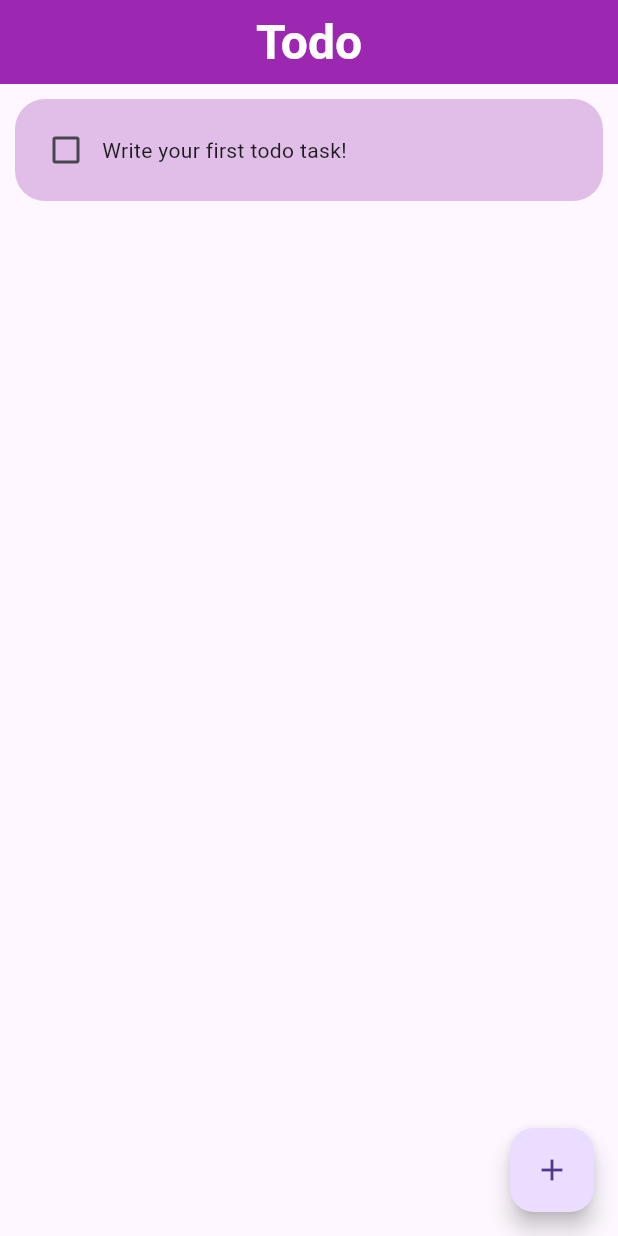
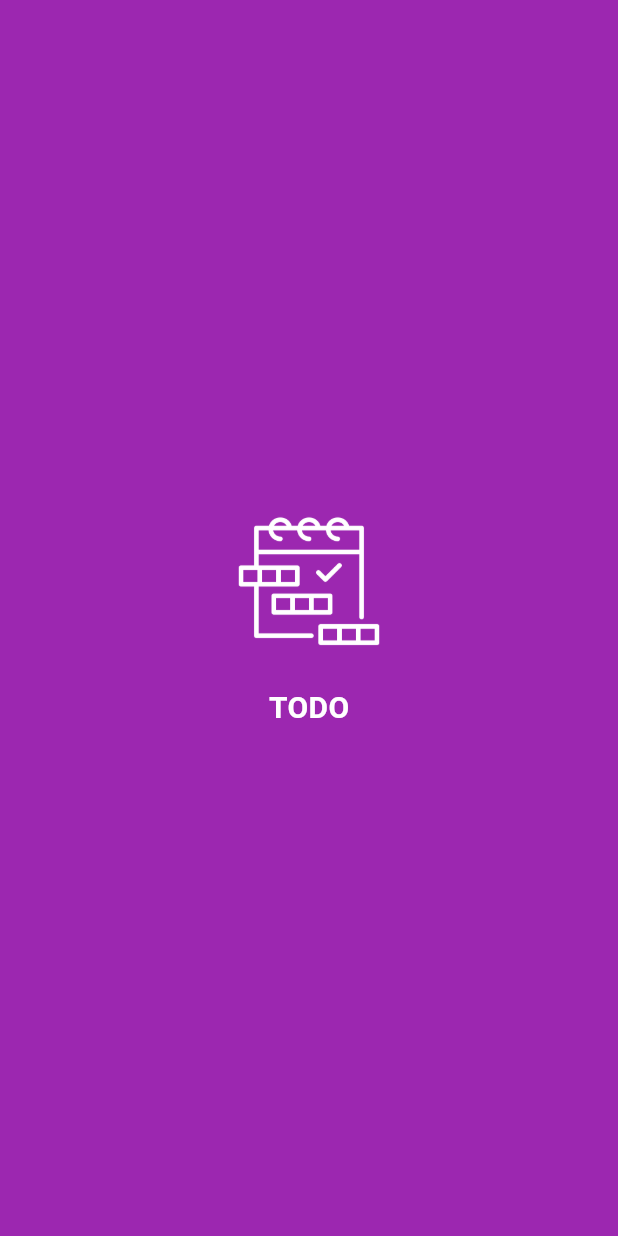
Before and after one commit to Eznira/todo_app, a Flutter app: the first screen one second after launch, on a phone screen of 412 x 824 dp. Run offline on Flutter 3.47's test engine with Material 3 defaults, Android fonts, the phone set to English and light mode, and no system bars; drawn by our look-alikes of flutter_slidable; our stand-ins replace hive, hive_flutter; accounts and stored records are empty.

Commit message:
added launch screen and launcher icon

```diff
--- a/lib/main.dart
+++ b/lib/main.dart
@@ -1,7 +1,8 @@
 import 'package:flutter/material.dart';
 import 'package:hive/hive.dart';
 import 'package:hive_flutter/adapters.dart';
-import 'home_page.dart';
+import 'package:todo_app/screens/Splash_screen.dart';
+import 'screens/home_page.dart';
 
 void main() async {
 
@@ -27,7 +28,7 @@ class _AppState extends State<App> {
     return MaterialApp(
       title: 'Todo',
       debugShowCheckedModeBanner: false,
-      home: Home(),
+      home: SplashScreen(),
       theme: ThemeData(
         primaryColor: Colors.purple,
         useMaterial3: true,
--- /dev/null
+++ b/lib/screens/Splash_screen.dart
@@ -0,0 +1,54 @@
+import 'package:flutter/material.dart';
+import 'dart:async';
+
+import 'home_page.dart';
+
+class SplashScreen extends StatefulWidget {
+  @override
+  _SplashScreenState createState() => _SplashScreenState();
+}
+
+class _SplashScreenState extends State<SplashScreen> {
+  @override
+  void initState() {
+    super.initState();
+    Timer(
+        const Duration(seconds: 3),
+            ()=> Navigator.of(context).pushReplacement(MaterialPageRoute(
+            builder: (BuildContext context) => const Home())));
+  }
+
+  @override
+  Widget build(BuildContext context) {
+    return Scaffold(
+      backgroundColor: Colors.purple,
+      body: Center(
+        child: AnimatedOpacity(
+          opacity: 1.0,
+          duration: const Duration(milliseconds: 1200),
+          child: Column(
+            mainAxisAlignment: MainAxisAlignment.center,
+            children: [
+              // Replace this with your actual icon
+              Image.asset(
+                'assets/icon/list.png',
+                width: 100,
+                height: 100,
+                color: Colors.white,
+              ),
+              const SizedBox(height: 20),
+              const Text(
+                'TODO',
+                style: TextStyle(
+                  fontSize: 20,
+                  fontWeight: FontWeight.bold,
+                  color: Colors.white,
+                ),
+              ),
+            ],
+          ),
+        ),
+      ),
+    );
+  }
+}
--- a/lib/home_page.dart
+++ b/lib/screens/home_page.dart
@@ -1,5 +1,5 @@
 import 'package:flutter/material.dart';
-import 'package:todo_app/add_task_dialog.dart';
+import 'package:todo_app/screens/add_task_dialog.dart';
 import 'package:todo_app/database/database.dart';
 import 'package:todo_app/util/task_tile.dart';
 
--- a/lib/util/button.dart
+++ b/lib/util/button.dart
@@ -2,6 +2,7 @@ import 'dart:ui';
 
 import 'package:flutter/material.dart';
 
+//Custom Alertdialog buttons
 class MyButton extends StatelessWidget {
   MyButton({
             super.key,
```
Also changed, not shown: pubspec.yaml (+10 -4 lines), assets/icon/list.png (added), lib/learn_context_and_key.dart (deleted), lib/screens/add_task_dialog.dart (renamed from lib/add_task_dialog.dart), pubspec.lock, 28 other files.
